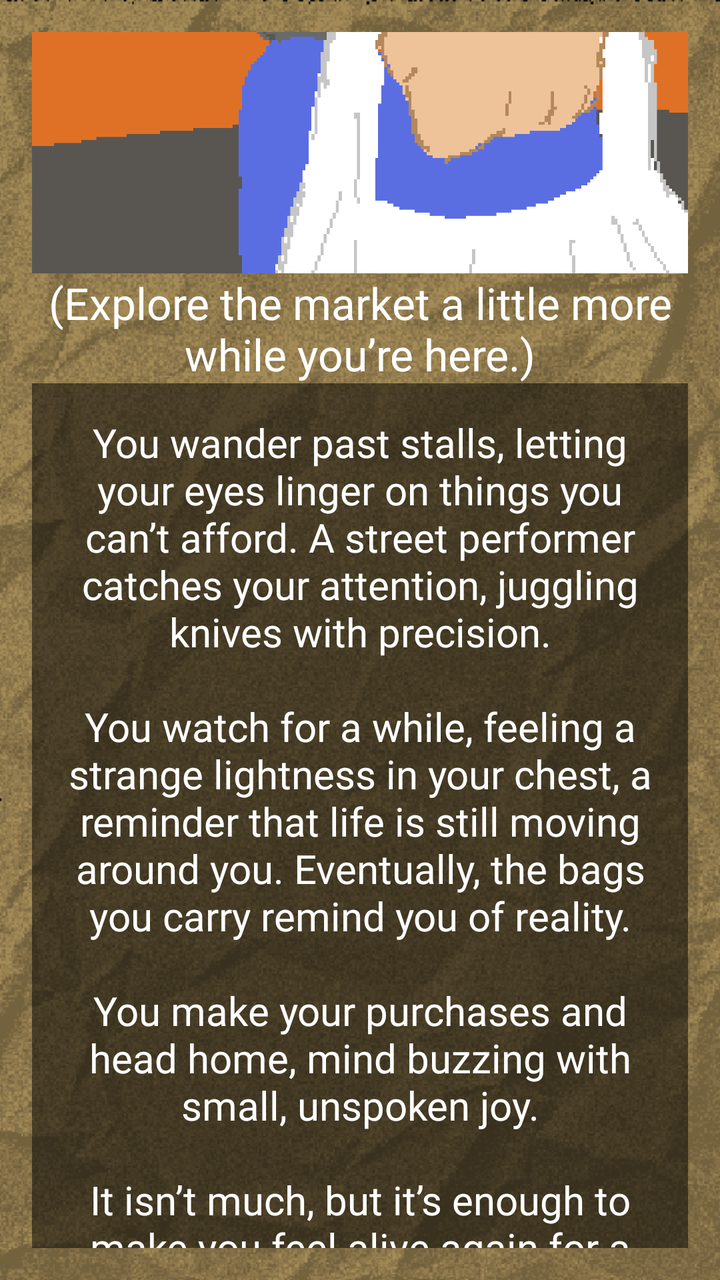
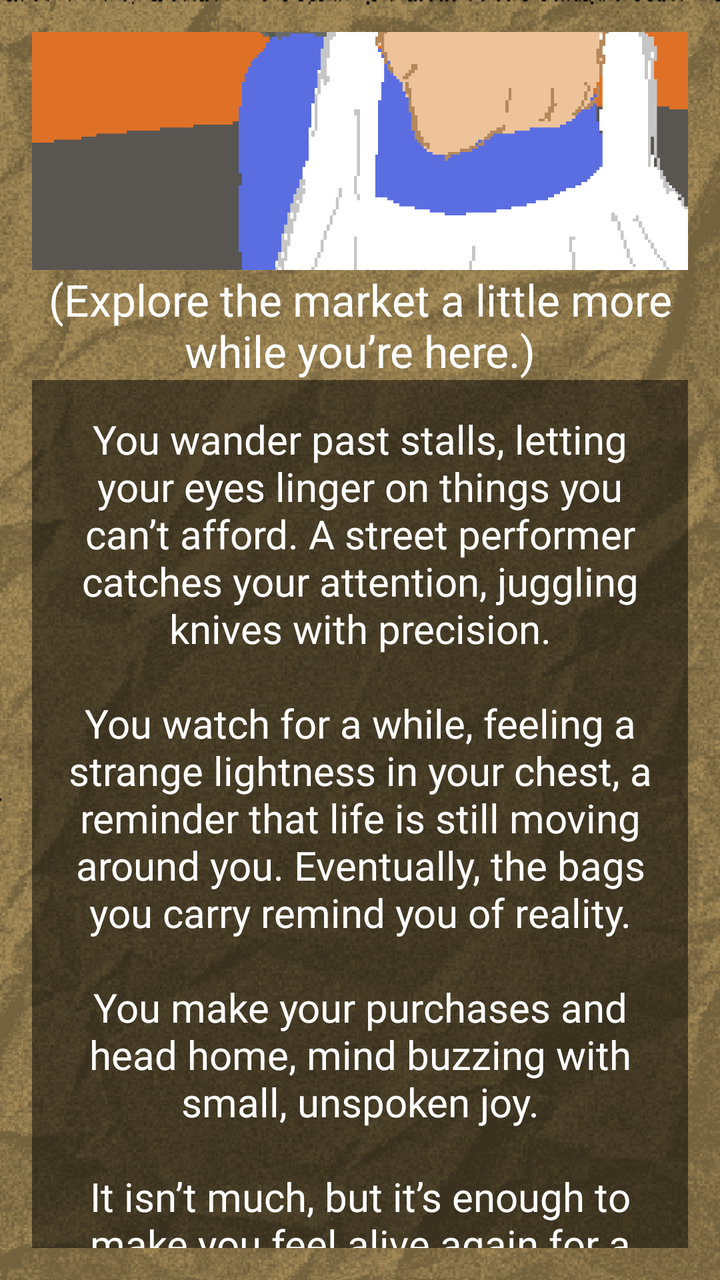

Before-and-after screenshots of an Android layout around one commit, followed by the original layout XML and the change that was made.
<!-- AndroidManifest.xml: application theme Theme.ChoiceQuest -->
<!-- res/layout/activity_page2_2_1_1_2.xml -->
<?xml version="1.0" encoding="utf-8"?>
<LinearLayout xmlns:android="http://schemas.android.com/apk/res/android"
    xmlns:app="http://schemas.android.com/apk/res-auto"
    xmlns:tools="http://schemas.android.com/tools"
    android:layout_width="match_parent"
    android:layout_height="match_parent"
    android:id="@+id/page2_2_1_1_2"
    android:background="@drawable/papertexture_"
    android:backgroundTint="#f8e7c2"
    android:backgroundTintMode="multiply"
    android:gravity="center"
    android:orientation="vertical"
    android:padding="16dp"
    tools:context=".Page2_2_1_1_2">

    <View
        android:layout_width="match_parent"
        android:layout_height="0dp"
        android:layout_weight="1"/>

    <ImageView
        android:id="@+id/imageView"
        android:layout_width="412dp"
        android:layout_height="250dp"
        android:src="@drawable/page2_2_1_1_1"/>

    <View
        android:layout_width="match_parent"
        android:layout_height="1dp"
        android:layout_weight="0.1" />
    <TextView
        android:layout_width="match_parent"
        android:layout_height="55dp"
        android:gravity="center"
        android:fontFamily="@font/pixelspace"
        android:textSize="22sp"
        android:text="(Explore the market a little more while you’re here.)"
        android:textColor="@color/white"/>

    <View
        android:layout_width="match_parent"
        android:layout_height="1dp"
        android:layout_weight="0.1" />

    <TextView
        android:layout_width="match_parent"
        android:layout_height="wrap_content"
        android:id="@+id/tv_page2_2_1_1_2"
        android:fontFamily="@font/pixelgame_font"
        android:gravity="center"
        android:padding="16dp"
        android:background="#80000000"
        android:text="You wander past stalls, letting your eyes linger on things you can’t afford.
A street performer catches your attention, juggling knives with precision.\n\nYou watch for a while, feeling a strange lightness in your chest, a reminder that life is still moving around you.
Eventually, the bags you carry remind you of reality.\n\nYou make your purchases and head home, mind buzzing with small, unspoken joy.\n\nIt isn’t much, but it’s enough to make you feel alive again for a moment."
        android:textColor="@color/white"
        android:textSize="20sp"
        android:layout_marginBottom="16dp"/>
    <View
        android:layout_width="match_parent"
        android:layout_height="1dp"
        android:layout_weight="0.5"/>

    <Button
        android:id="@+id/btnLeaveTell"
        android:layout_width="410dp"
        android:layout_height="45dp"
        android:layout_marginBottom="16dp"
        android:background="@android:color/transparent"
        android:fontFamily="@font/quest_font"
        android:text="Go Back to Title Page"
        android:textSize="12sp"
        android:onClick="title28"/>

    <View
        android:layout_width="match_parent"
        android:layout_height="1dp"
        android:layout_weight="1"/>

</LinearLayout>
<!-- resources referenced by this layout -->
<resources>
  <color name="white">#FFFFFF</color>
  <!-- drawable page2_2_1_1_1: png bitmap (drawable, 25857 bytes) -->
  <!-- drawable papertexture_: png bitmap (drawable, 156948 bytes) -->
  <style name="Theme.ChoiceQuest" parent="Base.Theme.ChoiceQuest" />
  <style name="Base.Theme.ChoiceQuest" parent="Theme.Material3.DayNight.NoActionBar">
          
          
      </style>
</resources>

<!-- the commit's change to res/layout/activity_page2_2_1_1_2.xml (unified diff, before → after) -->
@@ -63,13 +63,13 @@ Eventually, the bags you carry remind you of reality.\n\nYou make your purchases
 
     <Button
         android:id="@+id/btnLeaveTell"
-        android:layout_width="410dp"
-        android:layout_height="45dp"
+        android:layout_width="match_parent"
+        android:layout_height="wrap_content"
         android:layout_marginBottom="16dp"
-        android:background="@android:color/transparent"
-        android:fontFamily="@font/quest_font"
+        android:textSize="10sp"
+        android:textColor="@color/white"
+        android:backgroundTint="@color/cardview_dark_background"        android:fontFamily="@font/quest_font"
         android:text="Go Back to Title Page"
-        android:textSize="12sp"
         android:onClick="title28"/>
 
     <View
